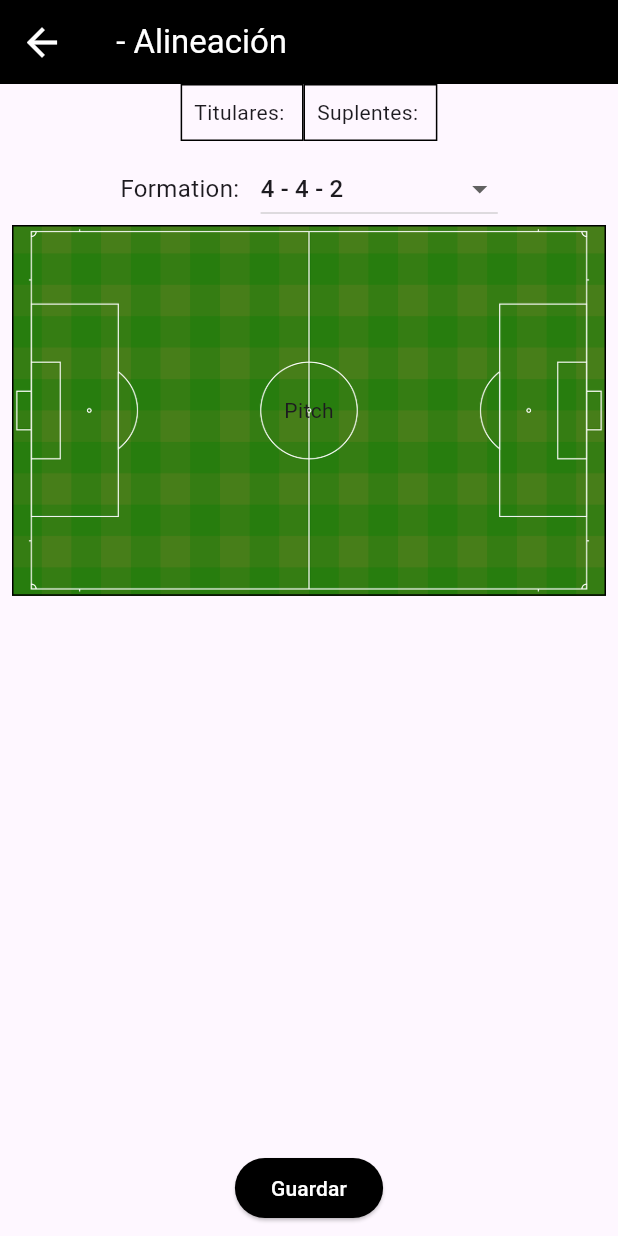
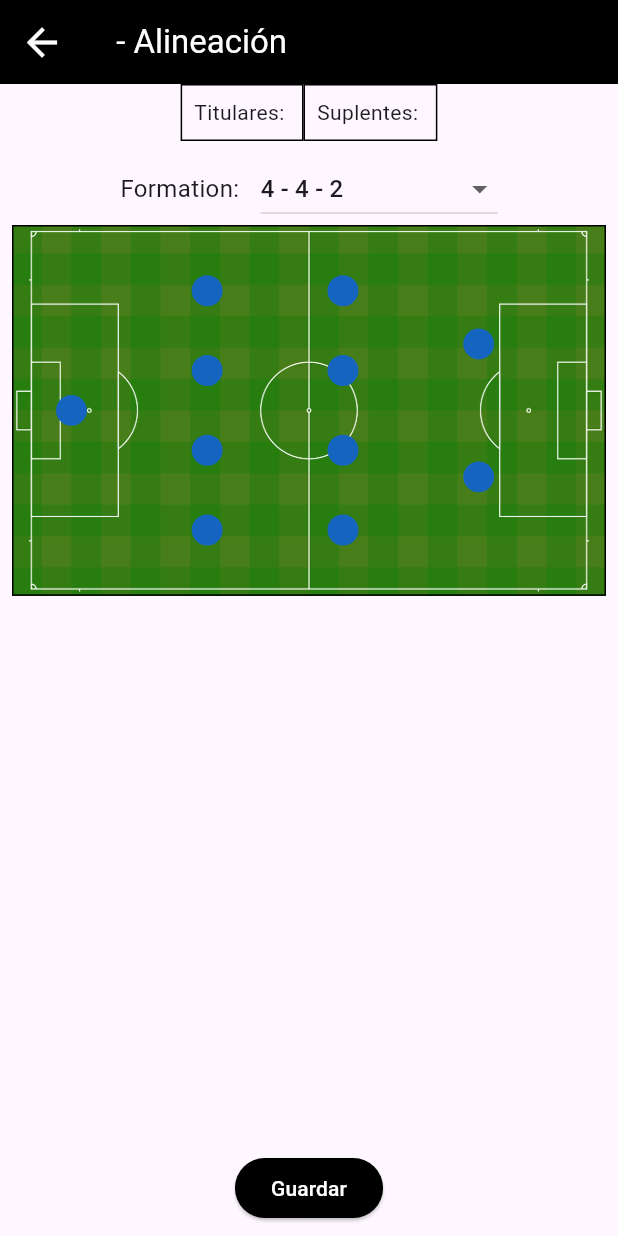
Before and after one commit to danieltelo95/soccer_fields, a Flutter app: the TacticsPanel screen opened directly with empty values, on a phone screen of 412 x 824 dp. Run offline on Flutter 3.47's test engine with Material 3 defaults, Android fonts, the phone set to English and light mode, and no system bars.

Commit message:
formation diagram

```diff
--- a/app/lib/tactics/utils.dart
+++ b/app/lib/tactics/utils.dart
@@ -33,3 +33,70 @@ class _FormationDropdownState extends State<FormationDropdown> {
     );
   }
 }
+
+class FormationDiagram extends StatefulWidget {
+  final String formationString;
+
+  const FormationDiagram({Key? key, required this.formationString}) : super(key: key);
+
+  @override
+  State<FormationDiagram> createState() => _FormationDiagramState();
+}
+
+class _FormationDiagramState extends State<FormationDiagram> {
+  List<int> _formation = [4, 4, 2]; // default formation
+
+  @override
+  void didUpdateWidget(FormationDiagram oldWidget) {
+    super.didUpdateWidget(oldWidget);
+    if (oldWidget.formationString != widget.formationString) {
+      _formation = widget.formationString.split('-').map((str) => int.tryParse(str.trim()) ?? 4).toList();
+    }
+  }
+
+  @override
+  Widget build(BuildContext context) {
+    double containerWidth = MediaQuery.of(context).size.width;
+    double playerSize = containerWidth / 20; // Adjust based on your layout preference
+
+    return Container(
+      color: Colors.transparent,
+      child: Row(
+        mainAxisAlignment: MainAxisAlignment.spaceEvenly,
+        children: [
+          // Goalkeeper column
+          buildPlayerColumn(context, 1, playerSize),
+          Spacer(), // Adjust spacing as necessary
+          // Defense columns
+          buildPlayerColumn(context, _formation[0], playerSize),
+          Spacer(), // Adjust spacing as necessary
+          // Midfield columns
+          buildPlayerColumn(context, _formation[1], playerSize),
+          Spacer(), // Adjust spacing as necessary
+          // Attack columns
+          buildPlayerColumn(context, _formation[2], playerSize),
+          Spacer(), // Fill the remaining space
+        ],
+      ),
+    );
+  }
+
+  Widget buildPlayerColumn(BuildContext context, int playerCount, double size) {
+    return Expanded(
+      child: Column(
+        mainAxisAlignment: MainAxisAlignment.spaceEvenly,
+        children: List.generate(
+          playerCount,
+          (index) => Container(
+            width: size,
+            height: size,
+            decoration: BoxDecoration(
+              shape: BoxShape.circle,
+              color: Colors.blue.shade800,
+            ),
+          ),
+        ),
+      ),
+    );
+  }
+}
--- a/app/lib/tactics_panel.dart
+++ b/app/lib/tactics_panel.dart
@@ -61,7 +61,7 @@ class _TacticsPanelState extends State<TacticsPanel> {
                         fit: BoxFit.cover,
                       ),
                     ),
-                    child: const Center(child: Text("Pitch")),
+                    child: FormationDiagram(formationString: _formationString ?? '4-4-2'),
                   )
                 ],
               )),
```
